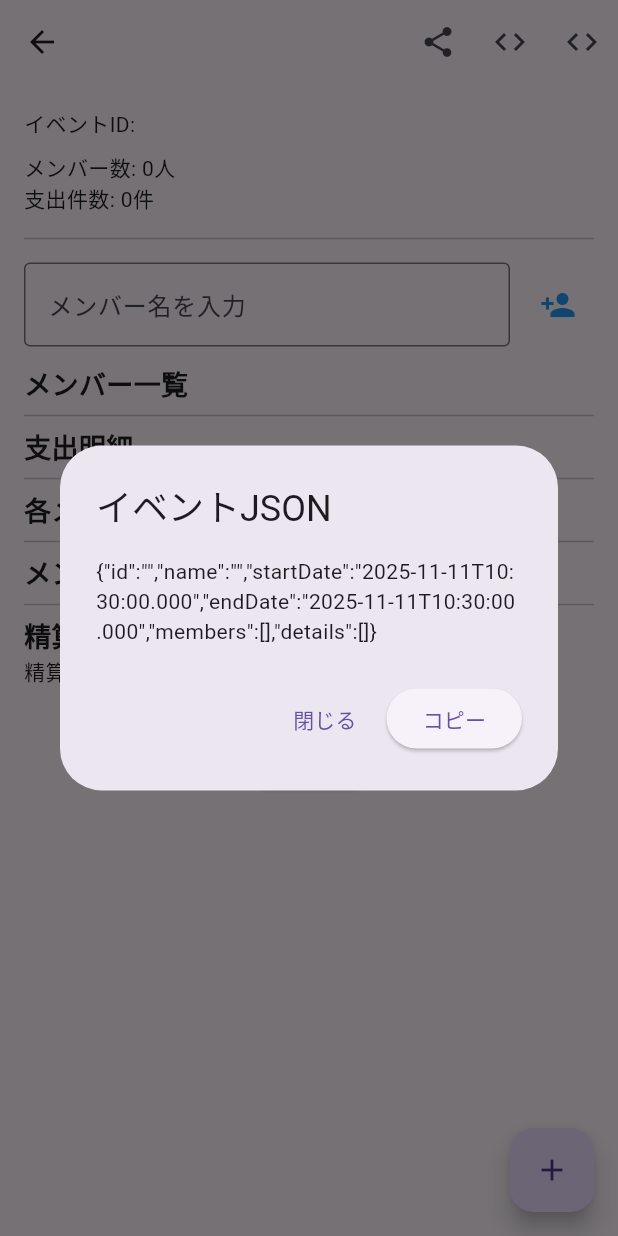
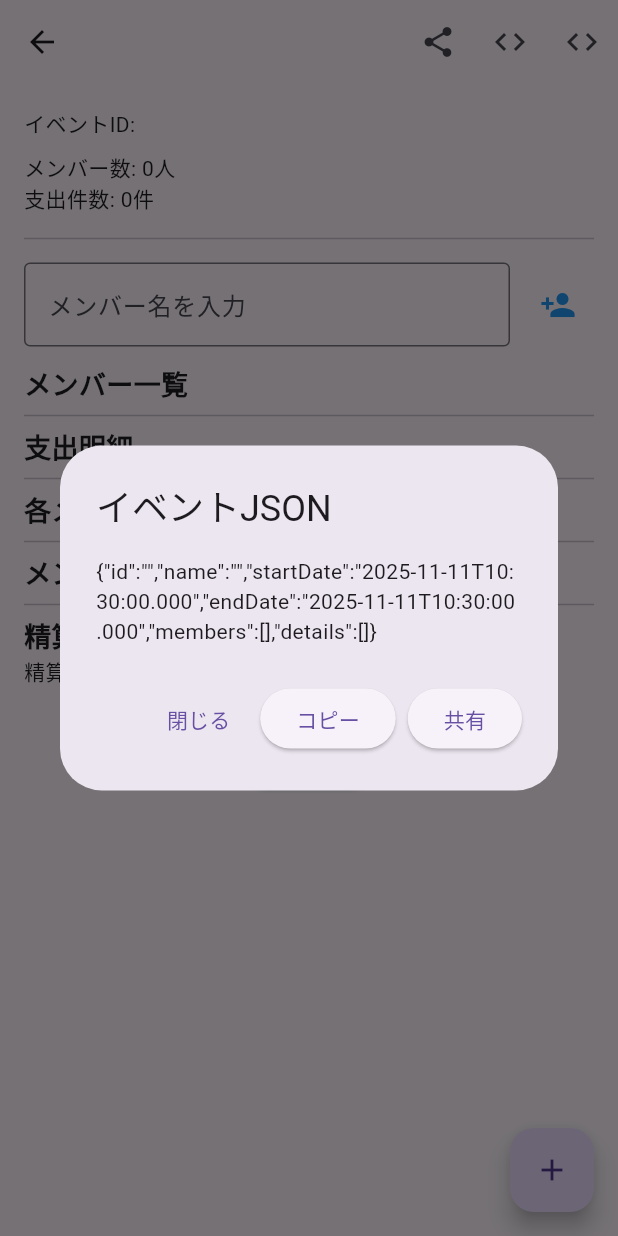
Before and after one commit to kakunekono/wari-can, a Flutter app: the EventDetailPage screen opened directly with empty values, after a tap on the "code" icon, on a phone screen of 412 x 824 dp. Run offline on Flutter 3.47's test engine with Material 3 defaults, Android fonts, the phone set to English and light mode, and no system bars; our stand-ins replace share_plus, shared_preferences; accounts and stored records are empty.

Commit message:
jsonの出力に共有ボタン追加

```diff
--- a/lib/utils/event_json_utils.dart
+++ b/lib/utils/event_json_utils.dart
@@ -5,11 +5,11 @@ import 'package:flutter/services.dart';
 import 'package:shared_preferences/shared_preferences.dart';
 import 'package:uuid/uuid.dart';
 import '../models/event.dart';
+import 'package:share_plus/share_plus.dart';
 
 class EventJsonUtils {
   static final _uuid = Uuid();
 
-  // JSON出力（変更なし）
   static Future<void> exportEventJson(BuildContext context, Event event) async {
     final jsonStr = jsonEncode(event.toJson());
     await showDialog(
@@ -31,6 +31,12 @@ class EventJsonUtils {
               ).showSnackBar(const SnackBar(content: Text("JSONをコピーしました")));
             },
             child: const Text("コピー"),
+          ),
+          ElevatedButton(
+            onPressed: () {
+              Share.share(jsonStr, subject: "イベントJSON");
+            },
+            child: const Text("共有"),
           ),
         ],
       ),
```
